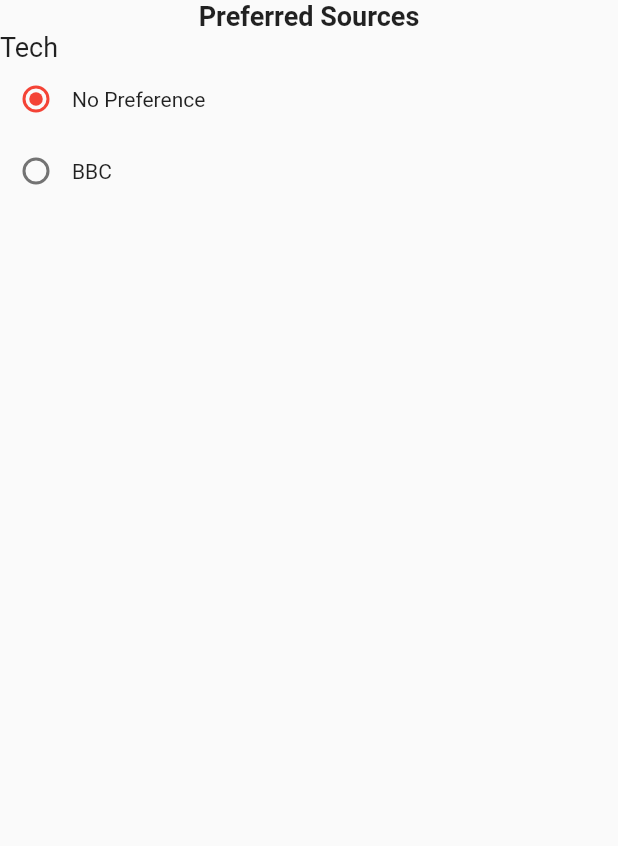
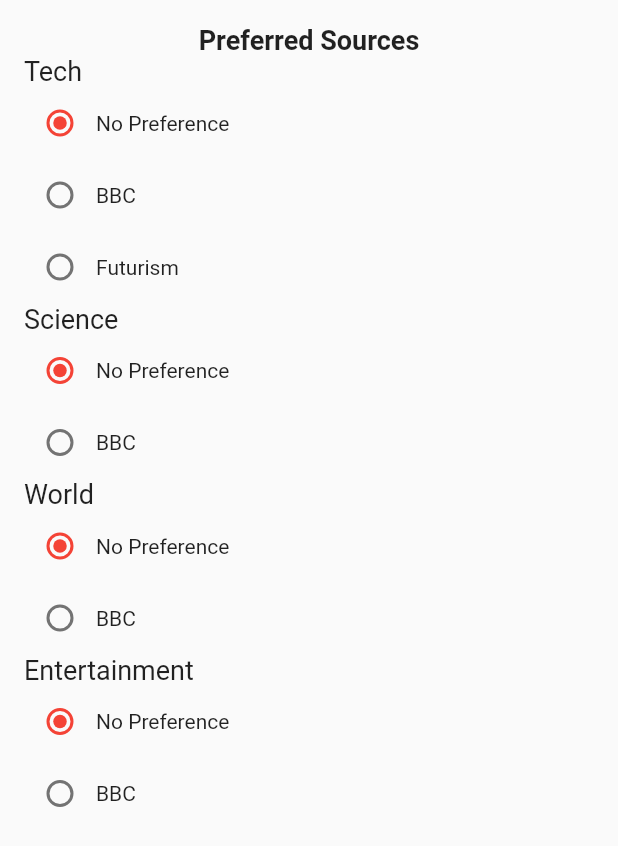
Before and after one commit to AdamZed/SummNews, a Flutter app: the SettingsWidget widget shown alone on an empty page, opened directly, on a phone screen of 412 x 824 dp. Shown: the top 846 px of the screen. Run offline on Flutter 3.47's test engine with Material 2 defaults, Android fonts, the light colour scheme and no system bars; network calls fail.

Commit message:
Settings

```diff
--- a/summnews/lib/settings/settings_tab.dart
+++ b/summnews/lib/settings/settings_tab.dart
@@ -1,37 +1,122 @@
 import 'package:flutter/material.dart';
 
 class _SettingsWidgetState extends State<SettingsWidget> {
-  String techPreference = "noPref";
+  int techGroup = 1;
+  int scienceGroup = 1;
+  int worldGroup = 1;
+  int enterGroup = 1;
+
   @override
   Widget build(BuildContext context) {
-    return new Column(children: <Widget>[
-      new Text("Preferred Sources",
-          style: new TextStyle(fontSize: 18.0, fontWeight: FontWeight.bold)),
-      new Row(children: <Widget>[
+    return new ListView(
+      padding: new EdgeInsets.all(16.0),
+      children: <Widget>[
+        new Center(
+          child: new Text(
+            "Preferred Sources",
+            style: new TextStyle(fontSize: 18.0, fontWeight: FontWeight.bold)
+          )
+        ),
         new Text("Tech", style: new TextStyle(fontSize: 18.0)),
-      ]),
-      new Row(children: <Widget>[
+        new Row(children: <Widget>[
         new Radio(
-            value: "noPref",
+            value: 1,
             activeColor: Colors.red,
-            groupValue: techPreference,
-            onChanged: (String e) => setPreference),
+            groupValue: techGroup,
+            onChanged: setTech),
         new Text("No Preference")
       ]),
       new Row(children: <Widget>[
         new Radio(
-            value: "bbc",
+            value: 2,
             activeColor: Colors.red,
-            groupValue: techPreference,
-            onChanged: (String e) => setPreference),
+            groupValue: techGroup,
+            onChanged: setTech),
         new Text("BBC")
-      ])
+      ]),
+      new Row(children: <Widget>[
+        new Radio(
+            value: 3,
+            activeColor: Colors.red,
+            groupValue: techGroup,
+            onChanged: setTech),
+        new Text("Futurism")
+      ]),
+
+      new Text("Science", style: new TextStyle(fontSize: 18.0)),
+        new Row(children: <Widget>[
+        new Radio(
+            value: 1,
+            activeColor: Colors.red,
+            groupValue: scienceGroup,
+            onChanged: setScience),
+        new Text("No Preference")
+      ]),
+      new Row(children: <Widget>[
+        new Radio(
+            value: 2,
+            activeColor: Colors.red,
+            groupValue: scienceGroup,
+            onChanged: setScience),
+        new Text("BBC")
+      ]),
+
+      new Text("World", style: new TextStyle(fontSize: 18.0)),
+        new Row(children: <Widget>[
+        new Radio(
+            value: 1,
+            activeColor: Colors.red,
+            groupValue: worldGroup,
+            onChanged: setWorld),
+        new Text("No Preference")
+      ]),
+      new Row(children: <Widget>[
+        new Radio(
+            value: 2,
+            activeColor: Colors.red,
+            groupValue: worldGroup,
+            onChanged: setWorld),
+        new Text("BBC")
+      ]),
+
+      new Text("Entertainment", style: new TextStyle(fontSize: 18.0)),
+        new Row(children: <Widget>[
+        new Radio(
+            value: 1,
+            activeColor: Colors.red,
+            groupValue: enterGroup,
+            onChanged: setEnter),
+        new Text("No Preference")
+      ]),
+      new Row(children: <Widget>[
+        new Radio(
+            value: 2,
+            activeColor: Colors.red,
+            groupValue: enterGroup,
+            onChanged: setEnter),
+        new Text("BBC")
+      ]),
     ]);
   }
 
-  void setPreference(String e) {
+  void setTech(int e) {
     setState(() {
-      techPreference = e;
+      techGroup = e;
+    });
+  }
+  void setScience(int e) {
+    setState(() {
+      scienceGroup = e;
+    });
+  }
+  void setWorld(int e) {
+    setState(() {
+      worldGroup = e;
+    });
+  }
+  void setEnter(int e) {
+    setState(() {
+      enterGroup = e;
     });
   }
 }
```
Also changed, not shown: summnews/lib/main.dart (+6 -3 lines).
